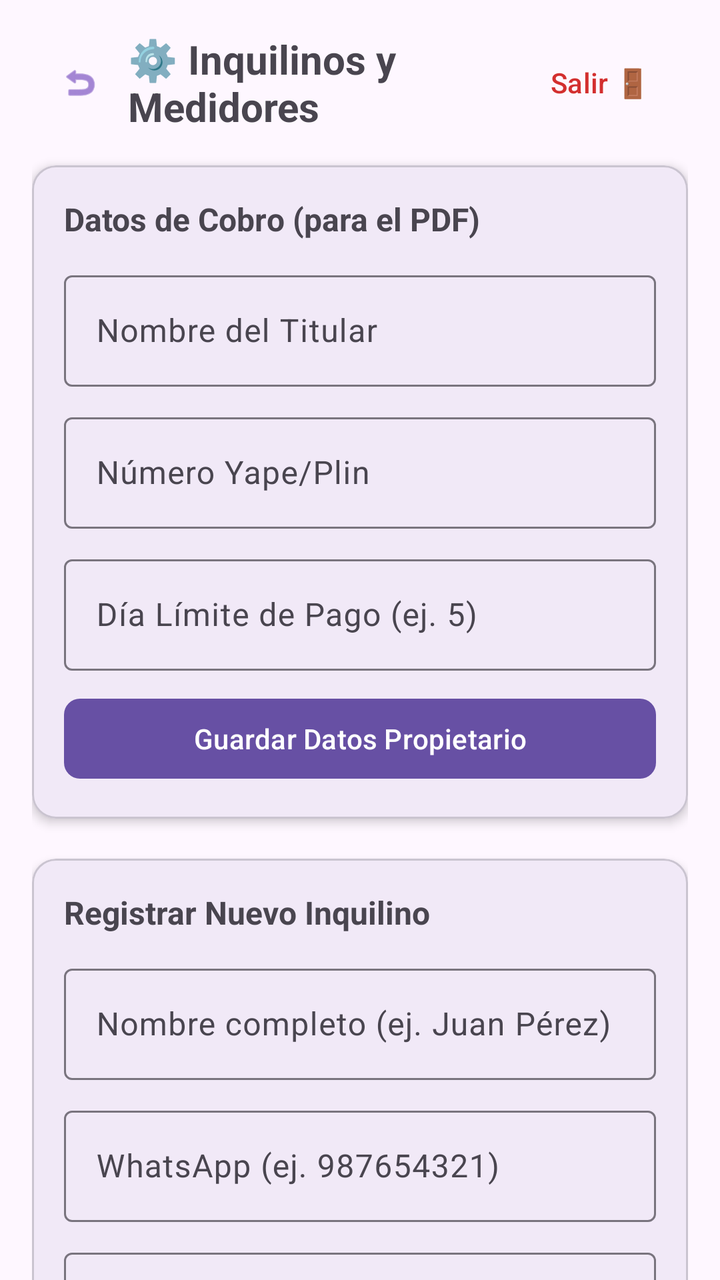
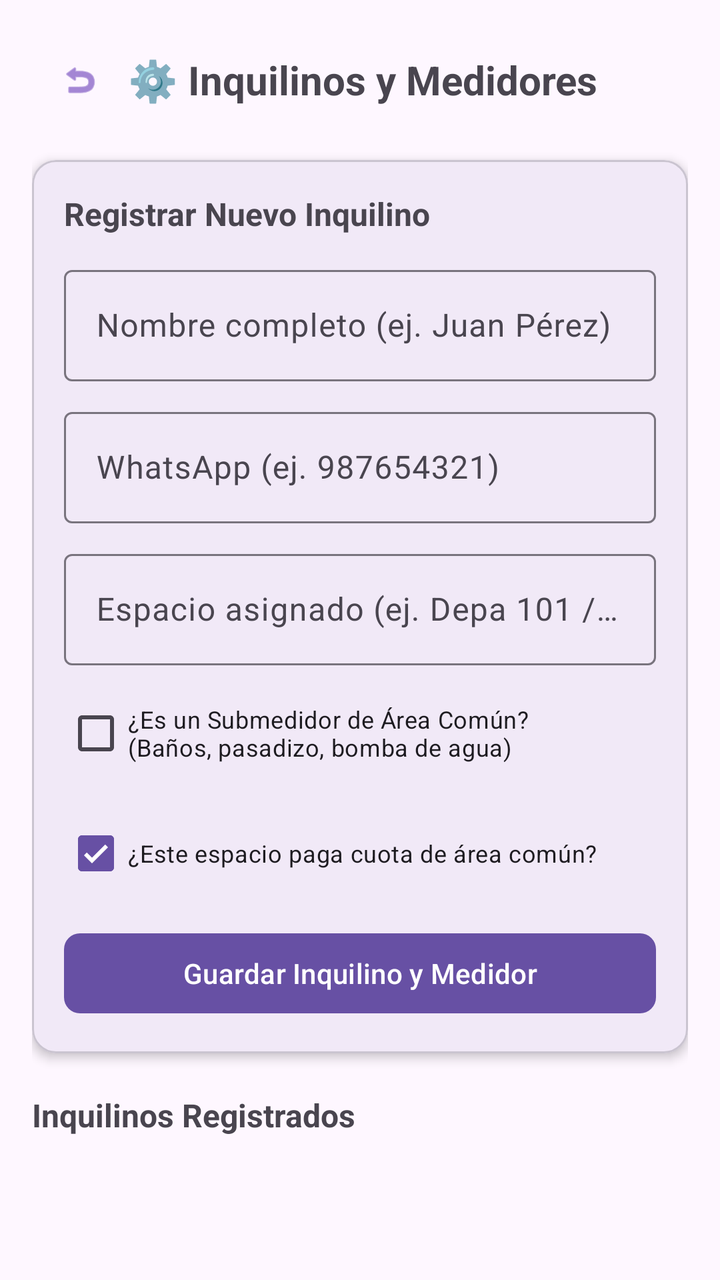

Compare the two renders of this Android layout. The source of the first and the diff that turns it into the second are given below.
<!-- AndroidManifest.xml: application theme Theme.KiloWatt -->
<!-- res/layout/activity_configuracion.xml -->
<?xml version="1.0" encoding="utf-8"?>
<androidx.core.widget.NestedScrollView
    xmlns:android="http://schemas.android.com/apk/res/android"
    xmlns:app="http://schemas.android.com/apk/res-auto"
    android:layout_width="match_parent"
    android:layout_height="match_parent"
    android:fillViewport="true">

    <LinearLayout
        android:layout_width="match_parent"
        android:layout_height="wrap_content"
        android:orientation="vertical"
        android:padding="16dp">

        
        <LinearLayout
            android:layout_width="match_parent"
            android:layout_height="wrap_content"
            android:gravity="center_vertical"
            android:orientation="horizontal"
            android:layout_marginBottom="16dp">

            <com.google.android.material.button.MaterialButton
                android:id="@+id/btnVolver"
                style="@style/Widget.Material3.Button.IconButton"
                android:layout_width="wrap_content"
                android:layout_height="wrap_content"
                app:icon="@android:drawable/ic_menu_revert"
                app:iconTint="@color/purple_primary" />

            <TextView
                android:layout_width="0dp"
                android:layout_height="wrap_content"
                android:layout_weight="1"
                android:text="@string/title_configuracion"
                android:textSize="20sp"
                android:textStyle="bold" />

            <com.google.android.material.button.MaterialButton
                android:id="@+id/btnCerrarSesion"
                style="@style/Widget.Material3.Button.TextButton"
                android:layout_width="wrap_content"
                android:layout_height="wrap_content"
                android:text="@string/btn_salir"
                android:textColor="@color/red_error" />
        </LinearLayout>

        
        <com.google.android.material.card.MaterialCardView
            android:layout_width="match_parent"
            android:layout_height="wrap_content"
            android:layout_marginBottom="20dp"
            app:cardCornerRadius="12dp"
            app:cardElevation="3dp">

            <LinearLayout
                android:layout_width="match_parent"
                android:layout_height="wrap_content"
                android:orientation="vertical"
                android:padding="16dp">

                <TextView
                    android:layout_width="wrap_content"
                    android:layout_height="wrap_content"
                    android:text="@string/title_datos_propietario"
                    android:textSize="16sp"
                    android:textStyle="bold"
                    android:layout_marginBottom="12dp" />

                <com.google.android.material.textfield.TextInputLayout
                    android:layout_width="match_parent"
                    android:layout_height="wrap_content"
                    android:hint="@string/hint_nombre_titular"
                    android:layout_marginBottom="10dp">

                    <com.google.android.material.textfield.TextInputEditText
                        android:id="@+id/etNombrePropietario"
                        android:layout_width="match_parent"
                        android:layout_height="wrap_content"
                        android:inputType="textPersonName" />
                </com.google.android.material.textfield.TextInputLayout>

                <com.google.android.material.textfield.TextInputLayout
                    android:layout_width="match_parent"
                    android:layout_height="wrap_content"
                    android:hint="@string/hint_numero_pago"
                    android:layout_marginBottom="10dp">

                    <com.google.android.material.textfield.TextInputEditText
                        android:id="@+id/etNumeroPago"
                        android:layout_width="match_parent"
                        android:layout_height="wrap_content"
                        android:inputType="phone" />
                </com.google.android.material.textfield.TextInputLayout>

                <com.google.android.material.textfield.TextInputLayout
                    android:layout_width="match_parent"
                    android:layout_height="wrap_content"
                    android:hint="@string/hint_dia_limite"
                    android:layout_marginBottom="10dp">

                    <com.google.android.material.textfield.TextInputEditText
                        android:id="@+id/etDiaLimitePago"
                        android:layout_width="match_parent"
                        android:layout_height="wrap_content"
                        android:inputType="number" />
                </com.google.android.material.textfield.TextInputLayout>

                <com.google.android.material.button.MaterialButton
                    android:id="@+id/btnGuardarDatosPropietario"
                    android:layout_width="match_parent"
                    android:layout_height="wrap_content"
                    android:text="@string/btn_guardar_propietario"
                    app:cornerRadius="8dp" />
            </LinearLayout>
        </com.google.android.material.card.MaterialCardView>

        
        <com.google.android.material.card.MaterialCardView
            android:layout_width="match_parent"
            android:layout_height="wrap_content"
            android:layout_marginBottom="20dp"
            app:cardCornerRadius="12dp"
            app:cardElevation="3dp">

            <LinearLayout
                android:layout_width="match_parent"
                android:layout_height="wrap_content"
                android:orientation="vertical"
                android:padding="16dp">

                <TextView
                    android:layout_width="wrap_content"
                    android:layout_height="wrap_content"
                    android:text="@string/title_registrar_inquilino"
                    android:textSize="16sp"
                    android:textStyle="bold"
                    android:layout_marginBottom="12dp" />

                <com.google.android.material.textfield.TextInputLayout
                    android:layout_width="match_parent"
                    android:layout_height="wrap_content"
                    android:hint="@string/hint_nombre_completo"
                    android:layout_marginBottom="10dp">

                    <com.google.android.material.textfield.TextInputEditText
                        android:id="@+id/etNombreInquilino"
                        android:layout_width="match_parent"
                        android:layout_height="wrap_content"
                        android:inputType="textPersonName" />
                </com.google.android.material.textfield.TextInputLayout>

                <com.google.android.material.textfield.TextInputLayout
                    android:layout_width="match_parent"
                    android:layout_height="wrap_content"
                    android:hint="@string/hint_whatsapp"
                    android:layout_marginBottom="10dp">

                    <com.google.android.material.textfield.TextInputEditText
                        android:id="@+id/etTelefonoWhatsapp"
                        android:layout_width="match_parent"
                        android:layout_height="wrap_content"
                        android:inputType="phone" />
                </com.google.android.material.textfield.TextInputLayout>

                <com.google.android.material.textfield.TextInputLayout
                    android:layout_width="match_parent"
                    android:layout_height="wrap_content"
                    android:hint="@string/hint_espacio"
                    android:layout_marginBottom="10dp">

                    <com.google.android.material.textfield.TextInputEditText
                        android:id="@+id/etNombreEspacio"
                        android:layout_width="match_parent"
                        android:layout_height="wrap_content"
                        android:inputType="text" />
                </com.google.android.material.textfield.TextInputLayout>

                <CheckBox
                    android:id="@+id/cbEsAreaComun"
                    android:layout_width="wrap_content"
                    android:layout_height="wrap_content"
                    android:text="@string/chk_es_area_comun"
                    android:textSize="12sp"
                    android:layout_marginBottom="12dp" />

                <CheckBox
                    android:id="@+id/cbPagaAreaComun"
                    android:layout_width="wrap_content"
                    android:layout_height="wrap_content"
                    android:checked="true"
                    android:text="@string/chk_paga_area_comun"
                    android:textSize="12sp"
                    android:layout_marginBottom="12dp" />

                <com.google.android.material.button.MaterialButton
                    android:id="@+id/btnGuardarInquilino"
                    android:layout_width="match_parent"
                    android:layout_height="wrap_content"
                    android:text="@string/btn_guardar_inquilino"
                    app:cornerRadius="8dp" />
            </LinearLayout>
        </com.google.android.material.card.MaterialCardView>

        
        <TextView
            android:layout_width="wrap_content"
            android:layout_height="wrap_content"
            android:text="@string/title_inquilinos_registrados"
            android:textSize="16sp"
            android:textStyle="bold"
            android:layout_marginBottom="8dp" />

        
        <androidx.recyclerview.widget.RecyclerView
            android:id="@+id/rvInquilinos"
            android:layout_width="match_parent"
            android:layout_height="wrap_content" />

    </LinearLayout>
</androidx.core.widget.NestedScrollView>
<!-- resources referenced by this layout -->
<resources>
  <color name="purple_primary">#673AB7</color>
  <color name="red_error">#D32F2F</color>
  <string name="btn_guardar_inquilino">Guardar Inquilino y Medidor</string>
  <string name="btn_guardar_propietario">Guardar Datos Propietario</string>
  <string name="btn_salir">Salir 🚪</string>
  <string name="chk_es_area_comun">¿Es un Submedidor de Área Común?\n(Baños, pasadizo, bomba de agua)</string>
  <string name="chk_paga_area_comun">¿Este espacio paga cuota de área común?</string>
  <string name="hint_dia_limite">Día Límite de Pago (ej. 5)</string>
  <string name="hint_espacio">Espacio asignado (ej. Depa 101 / Cuarto 2)</string>
  <string name="hint_nombre_completo">Nombre completo (ej. Juan Pérez)</string>
  <string name="hint_nombre_titular">Nombre del Titular</string>
  <string name="hint_numero_pago">Número Yape/Plin</string>
  <string name="hint_whatsapp">WhatsApp (ej. 987654321)</string>
  <string name="title_configuracion">⚙️ Inquilinos y Medidores</string>
  <string name="title_datos_propietario">Datos de Cobro (para el PDF)</string>
  <string name="title_inquilinos_registrados">Inquilinos Registrados</string>
  <string name="title_registrar_inquilino">Registrar Nuevo Inquilino</string>
  <style name="Theme.KiloWatt" parent="Base.Theme.KiloWatt" />
  <style name="Base.Theme.KiloWatt" parent="Theme.Material3.DayNight.NoActionBar">
          
          
      </style>
</resources>

<!-- the commit's change to res/layout/activity_configuracion.xml (unified diff, before → after) -->
@@ -35,85 +35,7 @@
                 android:text="@string/title_configuracion"
                 android:textSize="20sp"
                 android:textStyle="bold" />
-
-            <com.google.android.material.button.MaterialButton
-                android:id="@+id/btnCerrarSesion"
-                style="@style/Widget.Material3.Button.TextButton"
-                android:layout_width="wrap_content"
-                android:layout_height="wrap_content"
-                android:text="@string/btn_salir"
-                android:textColor="@color/red_error" />
         </LinearLayout>
-
-        
-        <com.google.android.material.card.MaterialCardView
-            android:layout_width="match_parent"
-            android:layout_height="wrap_content"
-            android:layout_marginBottom="20dp"
-            app:cardCornerRadius="12dp"
-            app:cardElevation="3dp">
-
-            <LinearLayout
-                android:layout_width="match_parent"
-                android:layout_height="wrap_content"
-                android:orientation="vertical"
-                android:padding="16dp">
-
-                <TextView
-                    android:layout_width="wrap_content"
-                    android:layout_height="wrap_content"
-                    android:text="@string/title_datos_propietario"
-                    android:textSize="16sp"
-                    android:textStyle="bold"
-                    android:layout_marginBottom="12dp" />
-
-                <com.google.android.material.textfield.TextInputLayout
-                    android:layout_width="match_parent"
-                    android:layout_height="wrap_content"
-                    android:hint="@string/hint_nombre_titular"
-                    android:layout_marginBottom="10dp">
-
-                    <com.google.android.material.textfield.TextInputEditText
-                        android:id="@+id/etNombrePropietario"
-                        android:layout_width="match_parent"
-                        android:layout_height="wrap_content"
-                        android:inputType="textPersonName" />
-                </com.google.android.material.textfield.TextInputLayout>
-
-                <com.google.android.material.textfield.TextInputLayout
-                    android:layout_width="match_parent"
-                    android:layout_height="wrap_content"
-                    android:hint="@string/hint_numero_pago"
-                    android:layout_marginBottom="10dp">
-
-                    <com.google.android.material.textfield.TextInputEditText
-                        android:id="@+id/etNumeroPago"
-                        android:layout_width="match_parent"
-                        android:layout_height="wrap_content"
-                        android:inputType="phone" />
-                </com.google.android.material.textfield.TextInputLayout>
-
-                <com.google.android.material.textfield.TextInputLayout
-                    android:layout_width="match_parent"
-                    android:layout_height="wrap_content"
-                    android:hint="@string/hint_dia_limite"
-                    android:layout_marginBottom="10dp">
-
-                    <com.google.android.material.textfield.TextInputEditText
-                        android:id="@+id/etDiaLimitePago"
-                        android:layout_width="match_parent"
-                        android:layout_height="wrap_content"
-                        android:inputType="number" />
-                </com.google.android.material.textfield.TextInputLayout>
-
-                <com.google.android.material.button.MaterialButton
-                    android:id="@+id/btnGuardarDatosPropietario"
-                    android:layout_width="match_parent"
-                    android:layout_height="wrap_content"
-                    android:text="@string/btn_guardar_propietario"
-                    app:cornerRadius="8dp" />
-            </LinearLayout>
-        </com.google.android.material.card.MaterialCardView>
 
         
         <com.google.android.material.card.MaterialCardView
<!-- resource entries referenced after the edit -->
@@ -1,20 +1,13 @@
 <!-- resources referenced by this layout -->
 <resources>
   <color name="purple_primary">#673AB7</color>
-  <color name="red_error">#D32F2F</color>
   <string name="btn_guardar_inquilino">Guardar Inquilino y Medidor</string>
-  <string name="btn_guardar_propietario">Guardar Datos Propietario</string>
-  <string name="btn_salir">Salir 🚪</string>
   <string name="chk_es_area_comun">¿Es un Submedidor de Área Común?\n(Baños, pasadizo, bomba de agua)</string>
   <string name="chk_paga_area_comun">¿Este espacio paga cuota de área común?</string>
-  <string name="hint_dia_limite">Día Límite de Pago (ej. 5)</string>
   <string name="hint_espacio">Espacio asignado (ej. Depa 101 / Cuarto 2)</string>
   <string name="hint_nombre_completo">Nombre completo (ej. Juan Pérez)</string>
-  <string name="hint_nombre_titular">Nombre del Titular</string>
-  <string name="hint_numero_pago">Número Yape/Plin</string>
   <string name="hint_whatsapp">WhatsApp (ej. 987654321)</string>
   <string name="title_configuracion">⚙️ Inquilinos y Medidores</string>
-  <string name="title_datos_propietario">Datos de Cobro (para el PDF)</string>
   <string name="title_inquilinos_registrados">Inquilinos Registrados</string>
   <string name="title_registrar_inquilino">Registrar Nuevo Inquilino</string>
   <style name="Theme.KiloWatt" parent="Base.Theme.KiloWatt" />
